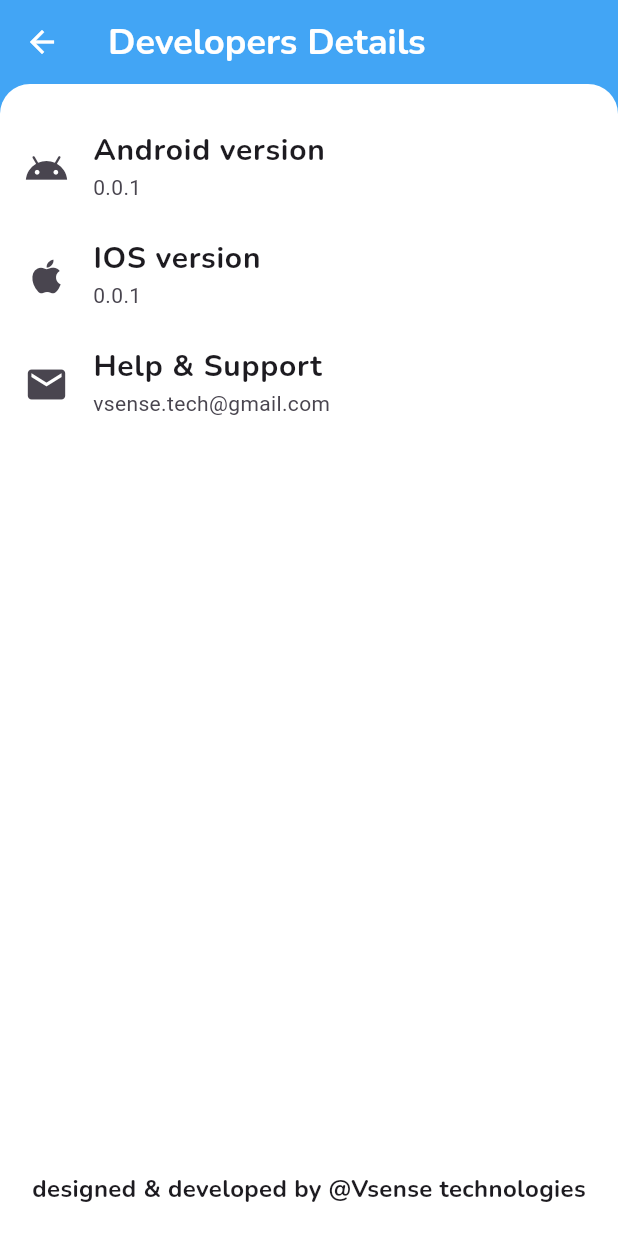
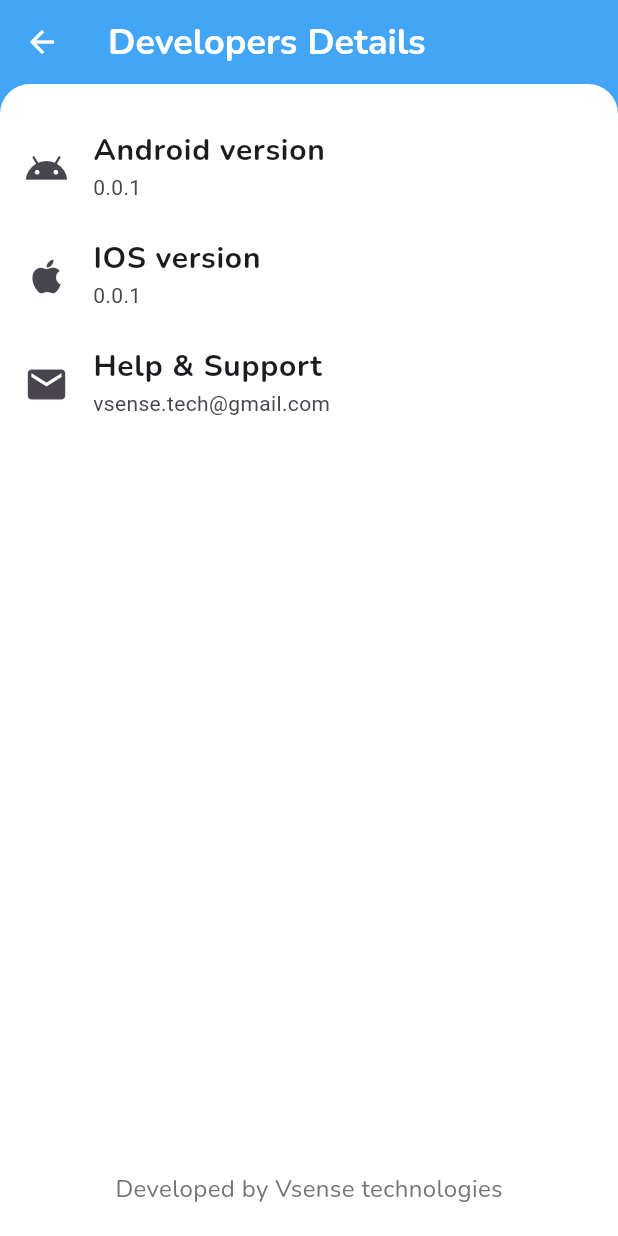
Before and after one commit to Sathwikkd/skf-dashboard-app, a Flutter app: the Developers screen opened directly, on a phone screen of 412 x 824 dp. Run offline on Flutter 3.47's test engine with Material 3 defaults, Android fonts, the phone set to English and light mode, and no system bars; our stand-ins replace flutter_bloc, google_fonts, hive_flutter, jwt_decoder, syncfusion_flutter_gauges; missing offline and left inert: mqtt_client; accounts and stored records are empty.

Commit message:
no issue

```diff
--- a/lib/features/home/pages/aboutus.dart
+++ b/lib/features/home/pages/aboutus.dart
@@ -194,7 +194,10 @@ class Aboutus extends StatelessWidget {
                     ),
                   ),
                 ],
-              )
+              ),
+              const SizedBox(
+                height: 30,
+              ),
             ],
           ),
         ),
--- a/lib/features/home/pages/developers.dart
+++ b/lib/features/home/pages/developers.dart
@@ -1,90 +1,92 @@
 import 'package:flutter/material.dart';
 import 'package:google_fonts/google_fonts.dart';
-
 
 class Developers extends StatelessWidget {
   const Developers({super.key});
 
   @override
   Widget build(BuildContext context) {
-    return  Scaffold(
+    return Scaffold(
       backgroundColor: Colors.blue[400],
       appBar: AppBar(
         backgroundColor: Colors.blue[400],
-        title: Text("Developers Details",style: GoogleFonts.nunito(color: Colors.white,fontSize: 24,fontWeight: FontWeight.bold),),
-        iconTheme: IconThemeData(
-          color: Colors.white
+        title: Text(
+          "Developers Details",
+          style: GoogleFonts.nunito(
+              color: Colors.white, fontSize: 24, fontWeight: FontWeight.bold),
         ),
-
+        iconTheme: IconThemeData(color: Colors.white),
       ),
-
-      body:Container(
+      body: Container(
         width: MediaQuery.of(context).size.width,
         height: MediaQuery.of(context).size.height,
         decoration: BoxDecoration(
           color: Colors.white,
-          borderRadius: BorderRadius.only(topLeft: Radius.circular(20),topRight: Radius.circular(20)),
+          borderRadius: BorderRadius.only(
+              topLeft: Radius.circular(20), topRight: Radius.circular(20)),
         ),
-
         child: Column(
           mainAxisAlignment: MainAxisAlignment.spaceBetween,
           children: [
-
-
             Column(
               children: [
                 Padding(
                   padding: const EdgeInsets.only(top: 20.0),
                   child: ListTile(
-
-                  leading: Icon(Icons.android_outlined,size: 30,),
-                  title: Text("Android version",style: GoogleFonts.nunito(fontSize: 20,
-                  fontWeight: FontWeight.bold),
-
-
+                    leading: Icon(
+                      Icons.android_outlined,
+                      size: 30,
                     ),
-
+                    title: Text(
+                      "Android version",
+                      style: GoogleFonts.nunito(
+                          fontSize: 20, fontWeight: FontWeight.bold),
+                    ),
                     subtitle: Text("0.0.1"),
                   ),
                 ),
-
                 ListTile(
-                  leading: Icon(Icons.apple,size: 30,),
-                  title: Text("IOS version",style: GoogleFonts.nunito(fontSize: 20,
-                  fontWeight: FontWeight.bold),
+                  leading: Icon(
+                    Icons.apple,
+                    size: 30,
+                  ),
+                  title: Text(
+                    "IOS version",
+                    style: GoogleFonts.nunito(
+                        fontSize: 20, fontWeight: FontWeight.bold),
                   ),
                   subtitle: Text("0.0.1"),
-
                 ),
-
                 ListTile(
-                  leading: Icon(Icons.mail,size: 30,),
-                  title:  Text("Help & Support",style: GoogleFonts.nunito(fontSize: 20,
-                  fontWeight: FontWeight.bold),
+                  leading: Icon(
+                    Icons.mail,
+                    size: 30,
+                  ),
+                  title: Text(
+                    "Help & Support",
+                    style: GoogleFonts.nunito(
+                        fontSize: 20, fontWeight: FontWeight.bold),
                   ),
                   subtitle: Text("vsense.tech@gmail.com"),
-
                 ),
               ],
             ),
-
-
             Align(
               alignment: Alignment(0, 0),
               child: Padding(
                 padding: EdgeInsets.only(bottom: 20),
                 child: Text(
-                          'designed & developed by @Vsense technologies',style: GoogleFonts.nunito(fontSize: 16,fontWeight: FontWeight.bold),
-                        ),),
+                  'Developed by Vsense technologies',
+                  style: GoogleFonts.nunito(
+                    fontSize: 16,
+                    color: Colors.grey.shade600,
                   ),
-
+                ),
+              ),
+            ),
           ],
-
-
         ),
-
       ),
-
     );
   }
 }
--- a/lib/features/home/pages/feedback.dart
+++ b/lib/features/home/pages/feedback.dart
@@ -88,7 +88,8 @@ class _FeedbackFormState extends State<FeedbackForm> {
                   child: Loader(),
                 );
               }
-              return Column(
+              return SingleChildScrollView(
+                child: Column(
                   children: [
                     Padding(
                       padding: const EdgeInsets.all(20.0),
@@ -177,6 +178,7 @@ class _FeedbackFormState extends State<FeedbackForm> {
                     ),
 
                   ],
+                ),
               );
             },
           ),
--- a/lib/main.dart
+++ b/lib/main.dart
@@ -31,6 +31,7 @@ class MyApp extends StatelessWidget {
       debugShowCheckedModeBanner: false,
       onGenerateRoute: Routes.onGenerate,
       initialRoute: token.isEmpty ? "/login" : "/drier",
+      title: "SKF",
     );
   }
 }
```
Also changed, not shown: 2 other files. Lines whose indentation alone changed are shown as unchanged.
